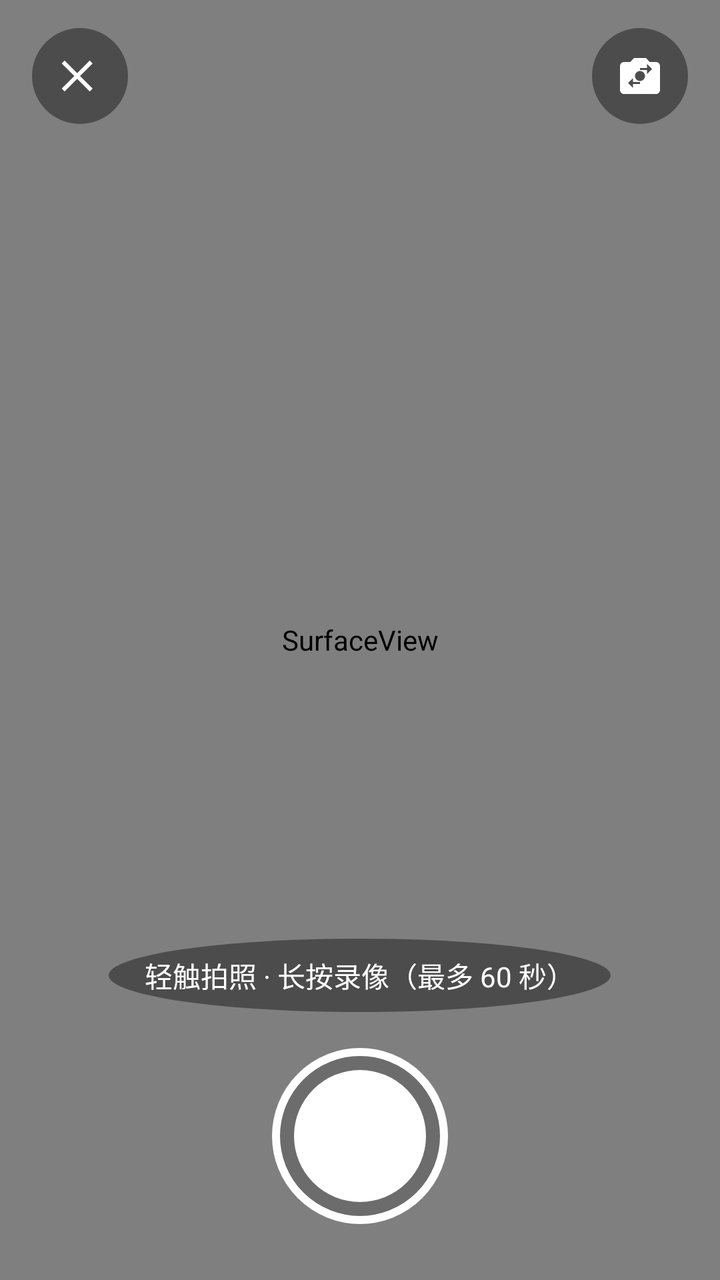
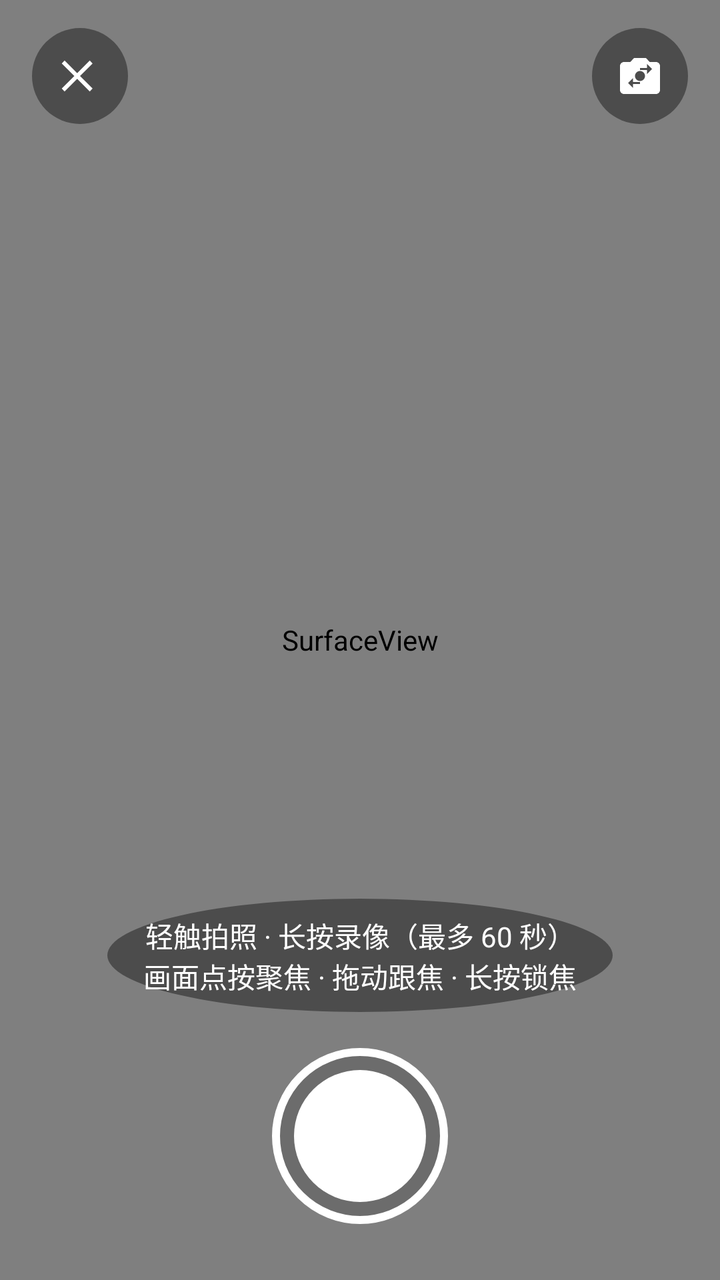

The first picture is an Android layout as it rendered before a commit; the second is the same layout after the commit. The layout source and the unified diff follow.
<!-- AndroidManifest.xml: activity theme Theme.Yiyunying -->
<!-- res/layout/activity_in_app_capture.xml -->
<?xml version="1.0" encoding="utf-8"?>
<FrameLayout xmlns:android="http://schemas.android.com/apk/res/android"
    android:layout_width="match_parent"
    android:layout_height="match_parent"
    android:background="#FF000000">

    <SurfaceView
        android:id="@+id/capturePreview"
        android:layout_width="match_parent"
        android:layout_height="match_parent"
        android:contentDescription="应用内相机预览" />

    <LinearLayout
        android:id="@+id/captureTopBar"
        android:layout_width="match_parent"
        android:layout_height="wrap_content"
        android:gravity="center_vertical"
        android:orientation="horizontal"
        android:paddingStart="16dp"
        android:paddingTop="14dp"
        android:paddingEnd="16dp"
        android:paddingBottom="12dp">

        <androidx.appcompat.widget.AppCompatImageButton
            android:id="@+id/captureClose"
            android:layout_width="48dp"
            android:layout_height="48dp"
            android:background="@drawable/bg_capture_top_button"
            android:contentDescription="取消拍摄"
            android:padding="12dp"
            android:src="@drawable/ic_close"
            android:tint="@android:color/white" />

        <Space
            android:layout_width="0dp"
            android:layout_height="1dp"
            android:layout_weight="1" />

        <TextView
            android:id="@+id/recordingTimer"
            android:layout_width="wrap_content"
            android:layout_height="40dp"
            android:background="@drawable/bg_capture_top_button"
            android:gravity="center"
            android:minWidth="78dp"
            android:paddingStart="14dp"
            android:paddingEnd="14dp"
            android:text="00:00 / 01:00"
            android:textColor="@android:color/white"
            android:textSize="14sp"
            android:visibility="gone" />

        <Space
            android:layout_width="0dp"
            android:layout_height="1dp"
            android:layout_weight="1" />

        <androidx.appcompat.widget.AppCompatImageButton
            android:id="@+id/captureSwitchCamera"
            android:layout_width="48dp"
            android:layout_height="48dp"
            android:background="@drawable/bg_capture_top_button"
            android:contentDescription="切换前后摄像头"
            android:padding="11dp"
            android:src="@drawable/ic_flip_camera"
            android:tint="@android:color/white" />
    </LinearLayout>

    <LinearLayout
        android:id="@+id/captureBottomBar"
        android:layout_width="match_parent"
        android:layout_height="wrap_content"
        android:layout_gravity="bottom"
        android:gravity="center_horizontal"
        android:orientation="vertical"
        android:paddingStart="20dp"
        android:paddingTop="20dp"
        android:paddingEnd="20dp"
        android:paddingBottom="28dp">

        <TextView
            android:id="@+id/captureHint"
            android:layout_width="wrap_content"
            android:layout_height="wrap_content"
            android:background="@drawable/bg_capture_top_button"
            android:gravity="center"
            android:paddingStart="18dp"
            android:paddingTop="8dp"
            android:paddingEnd="18dp"
            android:paddingBottom="8dp"
            android:text="轻触拍照 · 长按录像（最多 60 秒）"
            android:textColor="@android:color/white"
            android:textSize="14sp" />

        <FrameLayout
            android:id="@+id/captureShutter"
            android:layout_width="88dp"
            android:layout_height="88dp"
            android:layout_marginTop="18dp"
            android:background="@drawable/bg_capture_shutter_outer"
            android:clickable="true"
            android:contentDescription="轻触拍照，长按录像"
            android:focusable="true"
            android:padding="11dp">

            <View
                android:id="@+id/captureShutterCore"
                android:layout_width="match_parent"
                android:layout_height="match_parent"
                android:background="@drawable/bg_capture_shutter_photo" />
        </FrameLayout>
    </LinearLayout>
</FrameLayout>
<!-- resources referenced by this layout -->
<resources>
  <!-- drawable bg_capture_shutter_outer (drawable) -->
  <?xml version="1.0" encoding="utf-8"?>
  <shape xmlns:android="http://schemas.android.com/apk/res/android" android:shape="oval">
      <solid android:color="#26000000" />
      <stroke android:width="4dp" android:color="#FFFFFFFF" />
  </shape>
  <!-- drawable bg_capture_shutter_photo (drawable) -->
  <?xml version="1.0" encoding="utf-8"?>
  <shape xmlns:android="http://schemas.android.com/apk/res/android" android:shape="oval">
      <solid android:color="#FFFFFFFF" />
  </shape>
  <!-- drawable bg_capture_top_button (drawable) -->
  <?xml version="1.0" encoding="utf-8"?>
  <shape xmlns:android="http://schemas.android.com/apk/res/android" android:shape="oval">
      <solid android:color="#66000000" />
  </shape>
  <!-- drawable ic_close (drawable) -->
  <vector xmlns:android="http://schemas.android.com/apk/res/android"
      android:width="24dp" android:height="24dp" android:viewportWidth="24" android:viewportHeight="24">
      <path android:fillColor="@android:color/white" android:pathData="M18.3,5.71L12,12l6.3,6.29 -1.42,1.42L10.59,13.41 4.29,19.71 2.88,18.29 9.17,12 2.88,5.71 4.29,4.29 10.59,10.59 16.88,4.29z" />
  </vector>
  <!-- drawable ic_flip_camera (drawable) -->
  <vector xmlns:android="http://schemas.android.com/apk/res/android"
      android:width="24dp"
      android:height="24dp"
      android:viewportWidth="24"
      android:viewportHeight="24">
      <path
          android:fillColor="@android:color/white"
          android:pathData="M20,5h-3.17L15,3H9L7.17,5H4c-1.1,0 -2,0.9 -2,2v12c0,1.1 0.9,2 2,2h16c1.1,0 2,-0.9 2,-2V7c0,-1.1 -0.9,-2 -2,-2zM8.5,18l-2.5,-2.5L8.5,13v2H12v1H8.5v2zM12,14.5c-1.38,0 -2.5,-1.12 -2.5,-2.5s1.12,-2.5 2.5,-2.5 2.5,1.12 2.5,2.5 -1.12,2.5 -2.5,2.5zM15.5,11v-2H12V8h3.5V6L18,8.5 15.5,11z" />
  </vector>
  <style name="Theme.Yiyunying" parent="Theme.Yiyunying.Base" />
  <color name="primary">#1769E0</color>
  <color name="on_primary">#FFFFFF</color>
  <color name="primary_container">#E8F1FF</color>
  <color name="on_primary_container">#123A72</color>
  <color name="secondary">#4B78B8</color>
  <color name="on_secondary">#FFFFFF</color>
  <color name="secondary_container">#EAF2FF</color>
  <color name="tertiary">#476DA5</color>
  <color name="error">#BA1A1A</color>
  <color name="surface">#FFFFFF</color>
  <color name="on_surface">#17243A</color>
  <color name="on_surface_variant">#5B687A</color>
  <color name="outline">#AAB7C8</color>
  <style name="Widget.Yiyunying.Card" parent="Widget.Material3.CardView.Elevated">
          <item name="cardCornerRadius">8dp</item>
          <item name="cardElevation">1dp</item>
          <item name="cardBackgroundColor">@color/glass_surface</item>
          <item name="strokeColor">@color/glass_outline</item>
          <item name="strokeWidth">1dp</item>
      </style>
  <style name="Widget.Yiyunying.Button" parent="Widget.Material3.Button">
          <item name="cornerRadius">8dp</item>
          <item name="android:minHeight">48dp</item>
          <item name="android:textAllCaps">false</item>
      </style>
  <color name="glass_surface">#E8FFFFFF</color>
  <color name="glass_outline">#80C4CFDD</color>
  <!-- unchanged entries left out for length: 1 -->
</resources>

<!-- the commit's change to res/layout/activity_in_app_capture.xml (unified diff, before → after) -->
@@ -8,7 +8,40 @@
         android:id="@+id/capturePreview"
         android:layout_width="match_parent"
         android:layout_height="match_parent"
+        android:clickable="true"
         android:contentDescription="应用内相机预览" />
+
+    <LinearLayout
+        android:id="@+id/captureFocusIndicator"
+        android:layout_width="104dp"
+        android:layout_height="116dp"
+        android:clickable="false"
+        android:focusable="false"
+        android:gravity="center_horizontal"
+        android:importantForAccessibility="no"
+        android:orientation="vertical"
+        android:visibility="gone">
+
+        <View
+            android:id="@+id/captureFocusFrame"
+            android:layout_width="76dp"
+            android:layout_height="76dp"
+            android:background="@drawable/bg_capture_focus_frame" />
+
+        <TextView
+            android:id="@+id/captureFocusStatus"
+            android:layout_width="wrap_content"
+            android:layout_height="28dp"
+            android:layout_marginTop="6dp"
+            android:background="@drawable/bg_capture_focus_status"
+            android:gravity="center"
+            android:minWidth="64dp"
+            android:paddingStart="10dp"
+            android:paddingEnd="10dp"
+            android:text="聚焦中"
+            android:textColor="@android:color/white"
+            android:textSize="12sp" />
+    </LinearLayout>
 
     <LinearLayout
         android:id="@+id/captureTopBar"
@@ -88,7 +121,7 @@
             android:paddingTop="8dp"
             android:paddingEnd="18dp"
             android:paddingBottom="8dp"
-            android:text="轻触拍照 · 长按录像（最多 60 秒）"
+            android:text="轻触拍照 · 长按录像（最多 60 秒）&#10;画面点按聚焦 · 拖动跟焦 · 长按锁焦"
             android:textColor="@android:color/white"
             android:textSize="14sp" />
 
<!-- resource entries referenced after the edit -->
@@ -1,5 +1,27 @@
 <!-- resources referenced by this layout -->
 <resources>
+  <!-- drawable bg_capture_focus_frame (drawable) -->
+  <?xml version="1.0" encoding="utf-8"?>
+  <shape xmlns:android="http://schemas.android.com/apk/res/android"
+      android:shape="rectangle">
+      <solid android:color="@android:color/transparent" />
+      <corners android:radius="8dp" />
+      <stroke
+          android:width="2dp"
+          android:color="#FFFFD54F" />
+  </shape>
+  <!-- drawable bg_capture_focus_status (drawable) -->
+  <?xml version="1.0" encoding="utf-8"?>
+  <shape xmlns:android="http://schemas.android.com/apk/res/android"
+      android:shape="rectangle">
+      <solid android:color="#B3000000" />
+      <corners android:radius="14dp" />
+      <padding
+          android:left="4dp"
+          android:top="2dp"
+          android:right="4dp"
+          android:bottom="2dp" />
+  </shape>
   <!-- drawable bg_capture_shutter_outer (drawable) -->
   <?xml version="1.0" encoding="utf-8"?>
   <shape xmlns:android="http://schemas.android.com/apk/res/android" android:shape="oval">
